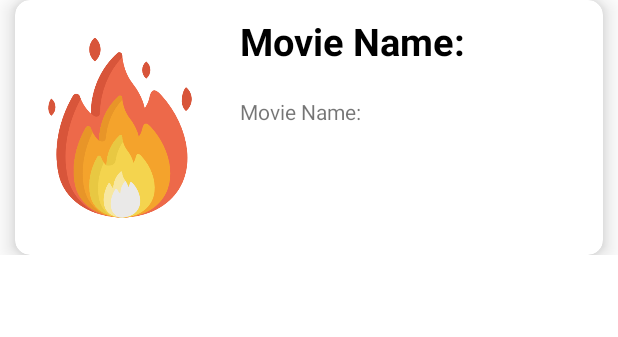
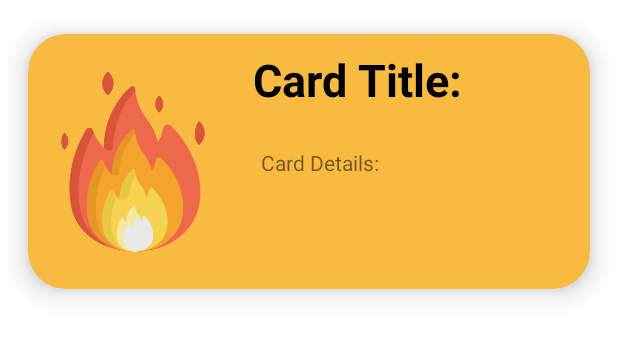
Before and after one commit to Caleph25/iAKsyonPadayon, an Android app: the layout pagandam_item_list.xml on its own in the app's theme, with its tools: preview values and no code run, on a phone screen of 412 x 824 dp. Shown: the top 337 px of the screen. Run offline under Robolectric (Android 15) with nearby library versions, the phone set to English and light mode, and no system bars; Roboto replaces fonts that are not available here.

Commit message:
done pagandam tab (recyclerview) with rov signup code

```diff
--- a/app/src/main/res/layout/activity_pagandam.xml
+++ b/app/src/main/res/layout/activity_pagandam.xml
@@ -5,14 +5,15 @@
     xmlns:tools="http://schemas.android.com/tools"
     android:layout_width="match_parent"
     android:orientation="vertical"
-    android:background="@color/purple_200"
+    android:background="@color/white"
     android:layout_height="match_parent"
     tools:context=".pagandam">
 
 
     <androidx.recyclerview.widget.RecyclerView
         android:id="@+id/recyclerview"
-        android:layout_margin="2dp"
+        android:layout_marginTop="5dp"
+        android:layout_marginBottom="5dp"
         android:layout_width="match_parent"
         android:layout_height="wrap_content" />
 
--- a/app/src/main/res/layout/pagandam_item_list.xml
+++ b/app/src/main/res/layout/pagandam_item_list.xml
@@ -9,9 +9,10 @@
 
     <androidx.cardview.widget.CardView
         app:cardElevation="10dp"
-        app:cardCornerRadius="10dp"
-        android:layout_margin="10dp"
-        app:cardBackgroundColor="#FFFFFF"
+        app:cardUseCompatPadding="true"
+        app:cardCornerRadius="25dp"
+        android:layout_margin="1dp"
+        app:cardBackgroundColor="@color/yellow"
         android:layout_width="match_parent"
         android:layout_height="match_parent">
 
@@ -41,16 +42,16 @@
                     android:id="@+id/textName"
                     android:textColor="#000"
                     android:textStyle="bold"
-                    android:textSize="25sp"
+                    android:textSize="30sp"
                     android:layout_margin="10dp"
-                    android:text="Movie Name: "
+                    android:text="Card Title: "
                     android:layout_width="match_parent"
                     android:layout_height="wrap_content" />
 
                 <TextView
                     android:id="@+id/textdetails"
-                    android:layout_margin="10dp"
-                    android:text="Movie Name: "
+                    android:layout_margin="15dp"
+                    android:text="Card Details: "
                     android:layout_width="match_parent"
                     android:layout_height="wrap_content" />
 
```
Also changed, not shown: app/src/main/java/com/example/login_signup/pagandam.java (+4 -4 lines).
